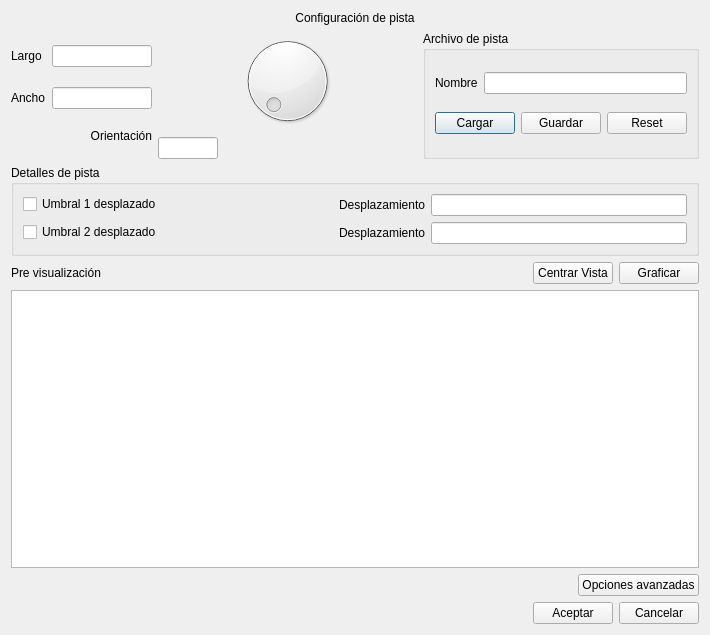
The window that interfaz/aeropuerto/dialogconfpista.ui (IgnacioOchoa/SimAerop) describes before a commit, drawn with Qt 5.
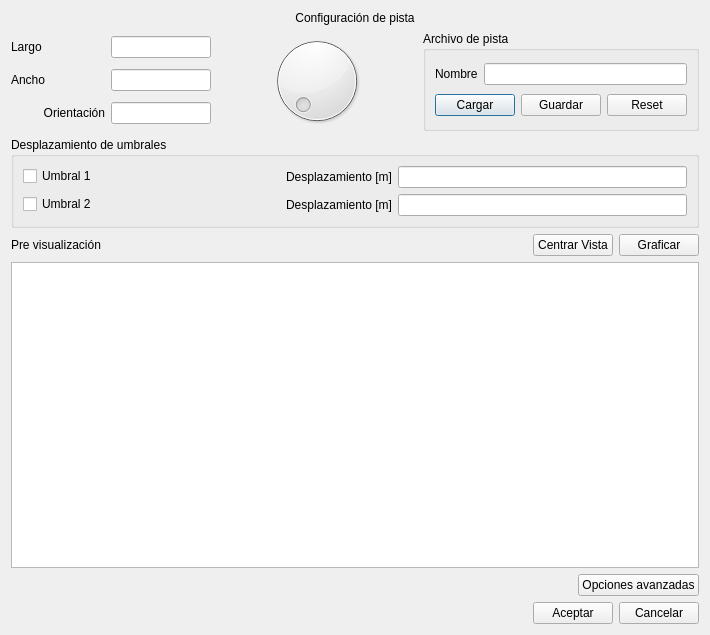
The same window after the commit. Custom widgets are drawn as their Qt base class.

Commit message:
Implementado el custom QDial
Se reemplazó el QDial para selección de orientación de pista por uno
customizado, que muestra la imagen de la pista y que tiene un rango
hasta 36 y va de uno en uno. El centro de la customización es la
reimplementación de la función virtual paintEvent(). Ahí dentro se lleva
a cabo la lógica para orientar el dibujo de la pista correctamente.
También se conectó el dial con el LineEdit de orientación y con las
Labels de los umbrales desplazados.

Diff of the .ui file:
```diff
--- a/interfaz/aeropuerto/dialogconfpista.ui
+++ b/interfaz/aeropuerto/dialogconfpista.ui
@@ -28,6 +28,25 @@
     <layout class="QHBoxLayout" name="horizontalLayout_7">
      <item>
       <layout class="QGridLayout" name="gridLayout_2">
+       <item row="0" column="1">
+        <widget class="QLineEdit" name="leLargo">
+         <property name="sizePolicy">
+          <sizepolicy hsizetype="Preferred" vsizetype="Fixed">
+           <horstretch>0</horstretch>
+           <verstretch>0</verstretch>
+          </sizepolicy>
+         </property>
+         <property name="maximumSize">
+          <size>
+           <width>100</width>
+           <height>16777215</height>
+          </size>
+         </property>
+         <property name="alignment">
+          <set>Qt::AlignCenter</set>
+         </property>
+        </widget>
+       </item>
        <item row="0" column="0">
         <widget class="QLabel" name="lbLargo">
          <property name="text">
@@ -35,22 +54,6 @@
          </property>
         </widget>
        </item>
-       <item row="0" column="1">
-        <widget class="QLineEdit" name="leLargo">
-         <property name="sizePolicy">
-          <sizepolicy hsizetype="Preferred" vsizetype="Fixed">
-           <horstretch>0</horstretch>
-           <verstretch>0</verstretch>
-          </sizepolicy>
-         </property>
-         <property name="maximumSize">
-          <size>
-           <width>100</width>
-           <height>16777215</height>
-          </size>
-         </property>
-        </widget>
-       </item>
        <item row="1" column="0">
         <widget class="QLabel" name="lbAncho">
          <property name="text">
@@ -72,9 +75,12 @@
            <height>16777215</height>
           </size>
          </property>
+         <property name="alignment">
+          <set>Qt::AlignCenter</set>
+         </property>
         </widget>
        </item>
-       <item row="2" column="0" colspan="2">
+       <item row="2" column="0">
         <widget class="QLabel" name="label_3">
          <property name="sizePolicy">
           <sizepolicy hsizetype="Preferred" vsizetype="Fixed">
@@ -90,25 +96,11 @@
          </property>
         </widget>
        </item>
-      </layout>
-     </item>
-     <item>
-      <layout class="QVBoxLayout" name="vlDial">
-       <item>
-        <widget class="QDial" name="dial">
-         <property name="sizePolicy">
-          <sizepolicy hsizetype="Expanding" vsizetype="Preferred">
-           <horstretch>0</horstretch>
-           <verstretch>0</verstretch>
-          </sizepolicy>
-         </property>
-        </widget>
-       </item>
-       <item>
+       <item row="2" column="1">
         <widget class="QLineEdit" name="leOrientacion">
          <property name="maximumSize">
           <size>
-           <width>60</width>
+           <width>100</width>
            <height>16777215</height>
           </size>
          </property>
@@ -122,6 +114,23 @@
        </item>
       </layout>
      </item>
+     <item>
+      <layout class="QVBoxLayout" name="vlDial">
+       <item>
+        <widget class="DialPista" name="dialPista">
+         <property name="sizePolicy">
+          <sizepolicy hsizetype="Expanding" vsizetype="Preferred">
+           <horstretch>0</horstretch>
+           <verstretch>0</verstretch>
+          </sizepolicy>
+         </property>
+         <property name="notchesVisible">
+          <bool>false</bool>
+         </property>
+        </widget>
+       </item>
+      </layout>
+     </item>
      <item>
       <widget class="QGroupBox" name="gbArchivoPista">
        <property name="title">
@@ -175,7 +184,7 @@
    <item>
     <widget class="QGroupBox" name="groupBox">
      <property name="title">
-      <string>Detalles de pista</string>
+      <string>Desplazamiento de umbrales</string>
      </property>
      <layout class="QFormLayout" name="formLayout">
       <item row="0" column="0">
@@ -184,7 +193,7 @@
          <enum>Qt::LeftToRight</enum>
         </property>
         <property name="text">
-         <string>Umbral 1 desplazado</string>
+         <string>Umbral 1</string>
         </property>
        </widget>
       </item>
@@ -193,7 +202,7 @@
         <item>
          <widget class="QLabel" name="lbUmbral1">
           <property name="text">
-           <string>Desplazamiento</string>
+           <string>Desplazamiento [m]</string>
           </property>
           <property name="alignment">
            <set>Qt::AlignRight|Qt::AlignTrailing|Qt::AlignVCenter</set>
@@ -221,7 +230,7 @@
          <enum>Qt::LeftToRight</enum>
         </property>
         <property name="text">
-         <string>Umbral 2 desplazado</string>
+         <string>Umbral 2</string>
         </property>
        </widget>
       </item>
@@ -230,7 +239,7 @@
         <item>
          <widget class="QLabel" name="lbUmbral2">
           <property name="text">
-           <string>Desplazamiento</string>
+           <string>Desplazamiento [m]</string>
           </property>
           <property name="alignment">
            <set>Qt::AlignRight|Qt::AlignTrailing|Qt::AlignVCenter</set>
@@ -359,6 +368,11 @@
    <extends>QGraphicsView</extends>
    <header>interfaz/aeropuerto/vistaconfpista.h</header>
   </customwidget>
+  <customwidget>
+   <class>DialPista</class>
+   <extends>QDial</extends>
+   <header>interfaz/aeropuerto/dialpista.h</header>
+  </customwidget>
  </customwidgets>
  <tabstops>
   <tabstop>leLargo</tabstop>
```
Left out of the diff: 2 changed lines with no effect on the pictures. The commit also changes 5 other files.
